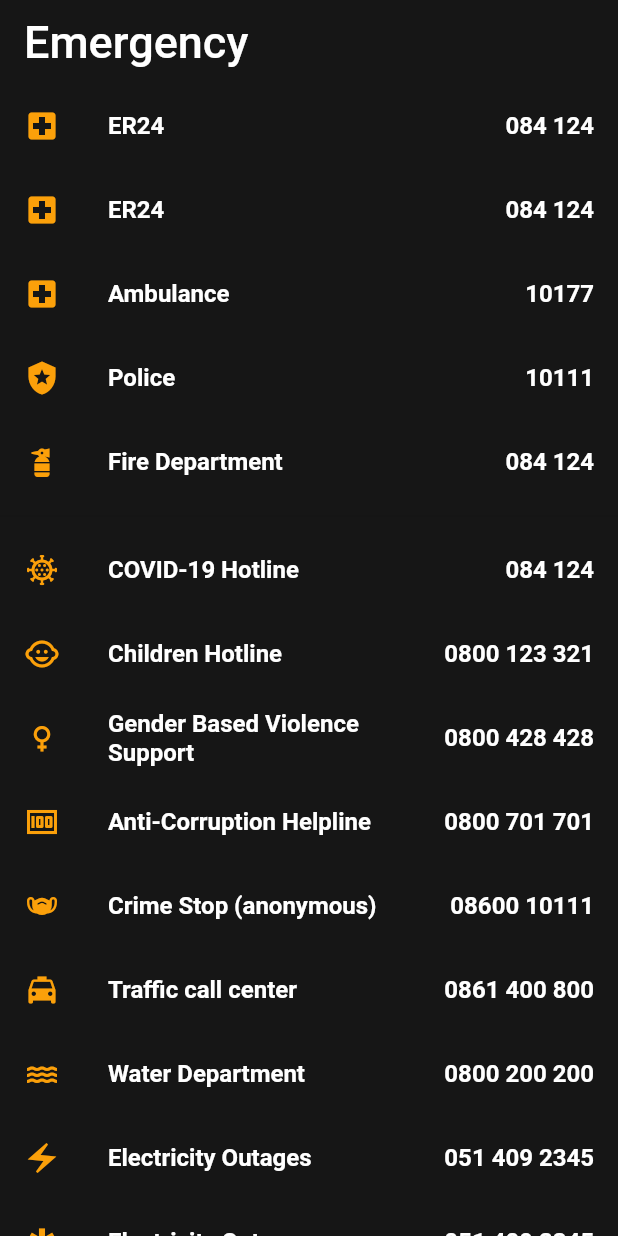
After one commit to Maj-Bubbles/NightWatch-Public, a Flutter app: the EmergencyNumScreen screen opened by its route, on a phone screen of 412 x 824 dp. The commit adds this screen. Run offline on Flutter 3.47's test engine with Material 2 defaults, Android fonts, the phone set to English and light mode, and no system bars; our stand-ins replace another_flushbar, email_validator, get_it, intro_slider; missing offline and left inert: backendless_sdk.

Commit message:
feat: Implement EmergencyNumPage

```diff
--- a/lib/routes/route_manager.dart
+++ b/lib/routes/route_manager.dart
@@ -1,4 +1,5 @@
 import 'package:flutter/material.dart';
+import 'package:nightwatch/views/pages/emergency_num_screen.dart';
 import 'package:nightwatch/views/pages/loading.dart';
 import 'package:nightwatch/views/pages/login_page.dart';
 import 'package:nightwatch/views/pages/onboarding.dart';
@@ -7,6 +8,7 @@ class RouteManager {
   static const String loadingPage = '/';
   static const String onBoardingPage = '/onBoardingPage';
   static const String loginPage = '/loginPage';
+  static const String emergencyNumPage = '/emergencyNumScreen';
 
   static Route<dynamic>? onGenerateRoute(RouteSettings settings) {
     switch (settings.name) {
@@ -25,6 +27,11 @@ class RouteManager {
           builder: (context) => const LoginPage(),
         );
 
+      case emergencyNumPage:
+        return MaterialPageRoute(
+          builder: (context) => const EmergencyNumScreen(),
+        );
+
       default:
         throw Exception('No route found!');
     }
--- /dev/null
+++ b/lib/views/pages/emergency_num_screen.dart
@@ -0,0 +1,246 @@
+import 'package:flutter/material.dart';
+import 'package:nightwatch/miscellaneous/constants.dart';
+
+import '../../miscellaneous/constants.dart';
+
+class EmergencyNumScreen extends StatelessWidget {
+  const EmergencyNumScreen({super.key});
+
+  @override
+  Widget build(BuildContext context) {
+    return Scaffold(
+        appBar: AppBar(
+          elevation: 0,
+          backgroundColor: scaffoldBackgroundColor,
+          shadowColor: Colors.transparent,
+          automaticallyImplyLeading: false,
+          title: const Text(
+            'Emergency',
+            style: TextStyle(
+              color: appBarTitle,
+              fontSize: 30,
+            ),
+          ),
+        ),
+        body: Container(
+          decoration: const BoxDecoration(color: scaffoldBackgroundColor),
+          child: ListView(
+            children: const [
+/////////////////////////////////////////////////////
+              ListTile(
+                leading: Icon(
+                  Icons.local_hospital,
+                  color: orangePeelForIconsAndButtons,
+                ),
+                title: Text(
+                  "ER24",
+                  style: headingsTwo,
+                ),
+                trailing: Text(
+                  "084 124",
+                  style: headingsTwo,
+                ),
+              ),
+///////////////////////////////////////////////////
+              ListTile(
+                leading: Icon(
+                  Icons.local_hospital,
+                  color: orangePeelForIconsAndButtons,
+                ),
+                title: Text(
+                  "ER24",
+                  style: headingsTwo,
+                ),
+                trailing: Text(
+                  "084 124",
+                  style: headingsTwo,
+                ),
+              ),
+///////////////////////////////////////////////
+              ListTile(
+                leading: Icon(
+                  Icons.local_hospital,
+                  color: orangePeelForIconsAndButtons,
+                ),
+                title: Text(
+                  "Ambulance",
+                  style: headingsTwo,
+                ),
+                trailing: Text(
+                  "10177",
+                  style: headingsTwo,
+                ),
+              ),
+/////////////////////////////////////////////////////
+              ListTile(
+                leading: Icon(
+                  Icons.local_police,
+                  color: orangePeelForIconsAndButtons,
+                ),
+                title: Text(
+                  "Police",
+                  style: headingsTwo,
+                ),
+                trailing: Text(
+                  "10111",
+                  style: headingsTwo,
+                ),
+              ),
+///////////////////////////////////////////////////////
+              ListTile(
+                leading: Icon(
+                  Icons.fire_extinguisher,
+                  color: orangePeelForIconsAndButtons,
+                ),
+                title: Text(
+                  "Fire Department",
+                  style: headingsTwo,
+                ),
+                trailing: Text(
+                  "084 124",
+                  style: headingsTwo,
+                ),
+              ),
+/////////////////////////////DIVIDER/////////////////////////
+              Divider(),
+///////////////////////////////////////////////////////
+              ListTile(
+                leading: Icon(
+                  Icons.coronavirus_outlined,
+                  color: orangePeelForIconsAndButtons,
+                ),
+                title: Text(
+                  "COVID-19 Hotline",
+                  style: headingsTwo,
+                ),
+                trailing: Text(
+                  "084 124",
+                  style: headingsTwo,
+                ),
+              ),
+///////////////////////////////////////////////////////
+              ListTile(
+                leading: Icon(
+                  Icons.child_care,
+                  color: orangePeelForIconsAndButtons,
+                ),
+                title: Text(
+                  "Children Hotline",
+                  style: headingsTwo,
+                ),
+                trailing: Text(
+                  "0800 123 321",
+                  style: headingsTwo,
+                ),
+              ),
+///////////////////////////////////////////////////////
+              ListTile(
+                leading: Icon(
+                  Icons.female,
+                  color: orangePeelForIconsAndButtons,
+                ),
+                title: Text(
+                  "Gender Based Violence Support",
+                  style: headingsTwo,
+                ),
+                trailing: Text(
+                  "0800 428 428",
+                  style: headingsTwo,
+                ),
+              ),
+///////////////////////////////////////////////////////
+              ListTile(
+                leading: Icon(
+                  Icons.money,
+                  color: orangePeelForIconsAndButtons,
+                ),
+                title: Text(
+                  "Anti-Corruption Helpline",
+                  style: headingsTwo,
+                ),
+                trailing: Text(
+                  "0800 701 701",
+                  style: headingsTwo,
+                ),
+              ),
+///////////////////////////////////////////////////////
+              ListTile(
+                leading: Icon(
+                  Icons.masks,
+                  color: orangePeelForIconsAndButtons,
+                ),
+                title: Text(
+                  "Crime Stop (anonymous)",
+                  style: headingsTwo,
+                ),
+                trailing: Text(
+                  "08600 10111",
+                  style: headingsTwo,
+                ),
+              ),
+//////////////////////////////////////////////////////////
+              ListTile(
+                leading: Icon(
+                  Icons.local_taxi,
+                  color: orangePeelForIconsAndButtons,
+                ),
+                title: Text(
+                  "Traffic call center",
+                  style: headingsTwo,
+                ),
+                trailing: Text(
+                  "0861 400 800",
+                  style: headingsTwo,
+                ),
+              ),
+//////////////////////////////////////////////////////////
+              ListTile(
+                leading: Icon(
+                  Icons.water,
+                  color: orangePeelForIconsAndButtons,
+                ),
+                title: Text(
+                  "Water Department",
+                  style: headingsTwo,
+                ),
+                trailing: Text(
+                  "0800 200 200",
+                  style: headingsTwo,
+                ),
+              ),
+//////////////////////////////////////////////////////////
+              ListTile(
+                leading: Icon(
+                  Icons.electric_bolt_sharp,
+                  color: orangePeelForIconsAndButtons,
+                ),
+                title: Text(
+                  "Electricity Outages",
+                  style: headingsTwo,
+                ),
+                trailing: Text(
+                  "051 409 2345",
+                  style: headingsTwo,
+                ),
+              ),
+//////////////////////////////////////////////////////////
+              ListTile(
+                leading: Icon(
+                  Icons.emergency,
+                  color: orangePeelForIconsAndButtons,
+                ),
+                title: Text(
+                  "Electricity Outages",
+                  style: headingsTwo,
+                ),
+                trailing: Text(
+                  "051 409 2345",
+                  style: headingsTwo,
+                ),
+              ),
+////////////////////////////////////////////// ////////////
+            ],
+          ),
+        ));
+  }
+}
```
